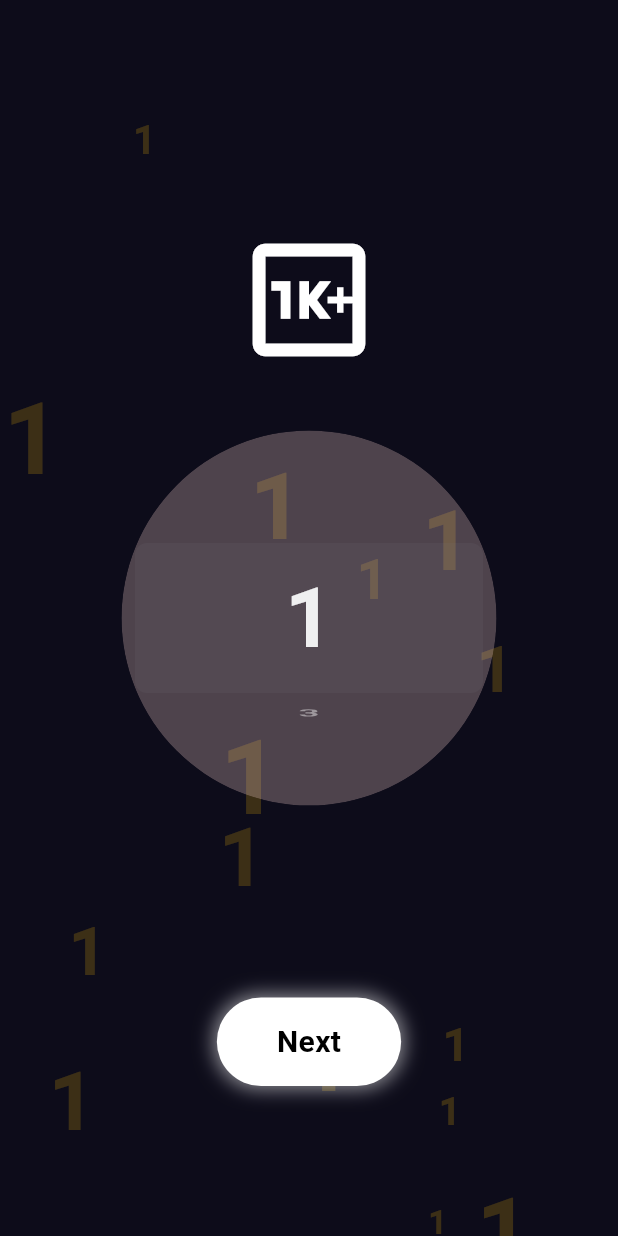
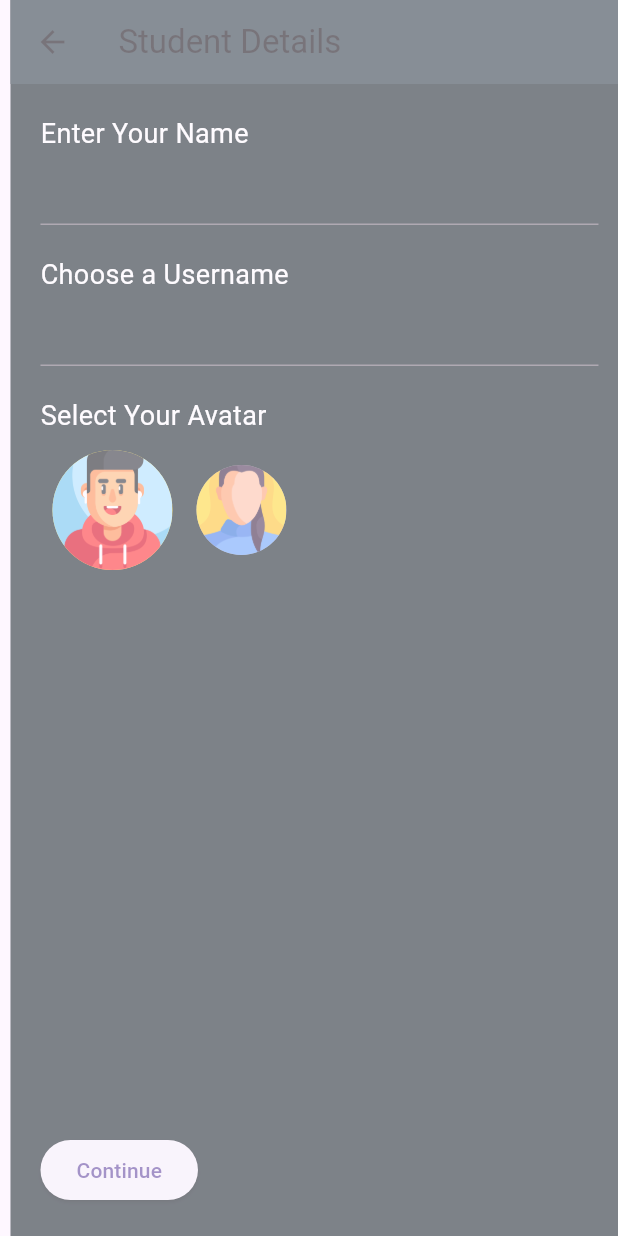
Before and after one commit to arshceo/bharat_ace, a Flutter app: the StudentQueryScreen screen opened directly, after a tap on "Next", on a phone screen of 412 x 824 dp. Run offline on Flutter 3.47's test engine with Material 3 defaults, Android fonts, the light colour scheme and no system bars; our stand-ins replace animated_text_kit, confetti, flutter_animate, flutter_riverpod, google_fonts, smooth_page_indicator; missing offline and left inert: flutter_glow.

Commit message:
class selection improved

```diff
--- /dev/null
+++ b/lib/screens/student_details_screen.dart
@@ -0,0 +1,92 @@
+import 'package:flutter/material.dart';
+
+class StudentDetailsScreen extends StatefulWidget {
+  const StudentDetailsScreen({super.key});
+
+  @override
+  _StudentDetailsScreenState createState() => _StudentDetailsScreenState();
+}
+
+class _StudentDetailsScreenState extends State<StudentDetailsScreen> {
+  final TextEditingController _nameController = TextEditingController();
+  final TextEditingController _usernameController = TextEditingController();
+  int _selectedAvatar = 0;
+
+  final List<String> _avatars = [
+    'assets/avatars/male_avatar.png',
+    'assets/avatars/female_avatar.png',
+    // 'assets/avatars/avatar3.png',
+    // 'assets/avatars/avatar4.png',
+    // 'assets/avatars/avatar5.png',
+  ];
+
+  void _onAvatarSelected(int index) {
+    setState(() {
+      _selectedAvatar = index;
+    });
+  }
+
+  void _submitDetails() {
+    // Process student details (save to database or move to next step)
+  }
+
+  @override
+  Widget build(BuildContext context) {
+    return Scaffold(
+      backgroundColor: Colors.blueGrey[900],
+      appBar: AppBar(
+        title: const Text("Student Details"),
+        backgroundColor: Colors.blueGrey[800],
+      ),
+      body: Padding(
+        padding: const EdgeInsets.all(20.0),
+        child: Column(
+          crossAxisAlignment: CrossAxisAlignment.start,
+          children: [
+            const Text("Enter Your Name",
+                style: TextStyle(color: Colors.white, fontSize: 18)),
+            TextField(
+                controller: _nameController,
+                style: TextStyle(color: Colors.white)),
+            const SizedBox(height: 20),
+            const Text("Choose a Username",
+                style: TextStyle(color: Colors.white, fontSize: 18)),
+            TextField(
+                controller: _usernameController,
+                style: TextStyle(color: Colors.white)),
+            const SizedBox(height: 20),
+            const Text("Select Your Avatar",
+                style: TextStyle(color: Colors.white, fontSize: 18)),
+            SizedBox(
+              height: 100,
+              child: ListView.builder(
+                scrollDirection: Axis.horizontal,
+                itemCount: _avatars.length,
+                itemBuilder: (context, index) {
+                  return GestureDetector(
+                    onTap: () => _onAvatarSelected(index),
+                    child: Padding(
+                      padding: const EdgeInsets.all(8.0),
+                      child: CircleAvatar(
+                        backgroundImage: AssetImage(_avatars[index]),
+                        radius: _selectedAvatar == index ? 40 : 30,
+                        backgroundColor: _selectedAvatar == index
+                            ? Colors.yellow
+                            : Colors.grey,
+                      ),
+                    ),
+                  );
+                },
+              ),
+            ),
+            const Spacer(),
+            ElevatedButton(
+              onPressed: _submitDetails,
+              child: const Text("Continue"),
+            ),
+          ],
+        ),
+      ),
+    );
+  }
+}
--- a/lib/screens/student_query_screen.dart
+++ b/lib/screens/student_query_screen.dart
@@ -1,7 +1,10 @@
 import 'package:bharat_ace/common/app_theme.dart';
+import 'package:bharat_ace/screens/student_details_screen.dart';
+import 'package:bharat_ace/widgets/floating_particles.dart';
 import 'package:flutter/cupertino.dart';
 import 'package:flutter/material.dart';
 import 'dart:math';
+import 'dart:ui';
 
 class StudentQueryScreen extends StatefulWidget {
   const StudentQueryScreen({super.key});
@@ -10,11 +13,14 @@ class StudentQueryScreen extends StatefulWidget {
   _StudentQueryScreenState createState() => _StudentQueryScreenState();
 }
 
-class _StudentQueryScreenState extends State<StudentQueryScreen> {
-  int _selectedClass = 0; // Default class index
+class _StudentQueryScreenState extends State<StudentQueryScreen>
+    with TickerProviderStateMixin {
+  int _selectedClass = 0;
   final Random _random = Random();
-
-  final Color _secondaryColor = AppTheme.secondaryColor;
+  late AnimationController _swirlController;
+  late Animation<double> _twistAnimation;
+  late Animation<double> _scaleAnimation;
+  bool _isAnimating = false;
 
   final List<IconData> _classIcons = [
     Icons.one_k_plus_outlined,
@@ -46,6 +52,27 @@ class _StudentQueryScreenState extends State<StudentQueryScreen> {
     "12"
   ];
 
+  @override
+  void initState() {
+    super.initState();
+    _swirlController = AnimationController(
+      vsync: this,
+      duration: const Duration(milliseconds: 800),
+    );
+
+    _twistAnimation = Tween<double>(begin: 0.0, end: 2.0 * pi).animate(
+        CurvedAnimation(parent: _swirlController, curve: Curves.easeInOut));
+
+    _scaleAnimation = Tween<double>(begin: 1.0, end: 0.2).animate(
+        CurvedAnimation(parent: _swirlController, curve: Curves.easeInOut));
+  }
+
+  @override
+  void dispose() {
+    _swirlController.dispose();
+    super.dispose();
+  }
+
   List<Widget> _generateScatteredNumbers() {
     return List.generate(15, (index) {
       return AnimatedPositioned(
@@ -53,33 +80,62 @@ class _StudentQueryScreenState extends State<StudentQueryScreen> {
         curve: Curves.easeInOut,
         left: _random.nextDouble() * MediaQuery.of(context).size.width,
         top: _random.nextDouble() * MediaQuery.of(context).size.height,
-        child: Text(
-          _classLabels[_selectedClass], // Only the digit is displayed
-          style: TextStyle(
-            fontSize: _random.nextDouble() * 50 + 20,
-            fontWeight: FontWeight.bold,
-            color: Colors.amber.withAlpha(50),
+        child: Transform.rotate(
+          angle: _twistAnimation.value,
+          child: Text(
+            _classLabels[_selectedClass],
+            style: TextStyle(
+              fontSize: _random.nextDouble() * 50 + 20,
+              fontWeight: FontWeight.bold,
+              color: Colors.amber.withAlpha(50),
+            ),
           ),
         ),
       );
     });
   }
 
+  void _goToUserDetailsScreen() {
+    setState(() {
+      _isAnimating = true;
+    });
+    _swirlController.forward().then((_) {
+      Navigator.push(
+        context,
+        MaterialPageRoute(builder: (context) => const StudentDetailsScreen()),
+      ).then((_) {
+        setState(() {
+          _isAnimating = false;
+          _swirlController.reverse();
+        });
+      });
+    });
+  }
+
   @override
   Widget build(BuildContext context) {
     return Scaffold(
-      body: AnimatedContainer(
-        duration: const Duration(milliseconds: 500),
-        curve: Curves.easeInOut,
-        width: double.infinity,
-        height: double.infinity,
-        color: _secondaryColor,
+      body: AnimatedBuilder(
+        animation: _swirlController,
+        builder: (context, child) {
+          return Transform.scale(
+            scale: _scaleAnimation.value,
+            child: Transform.rotate(
+              angle: _twistAnimation.value,
+              child: child,
+            ),
+          );
+        },
         child: Stack(
           children: [
-            // Scattered Numbers Background
+            Positioned.fill(
+              child: Container(color: AppTheme.secondaryColor),
+            ),
+            Positioned.fill(
+              child: FloatingParticles(
+                  numParticles: 40, particleColor: Colors.white30),
+            ),
             Stack(children: _generateScatteredNumbers()),
-
-            // Icon Above Picker
             Align(
               alignment: Alignment.topCenter,
               child: Padding(
@@ -91,8 +147,6 @@ class _StudentQueryScreenState extends State<StudentQueryScreen> {
                 ),
               ),
             ),
-
-            // Main UI - Circular Picker
             Center(
               child: ClipOval(
                 child: Container(
@@ -133,16 +187,12 @@ class _StudentQueryScreenState extends State<StudentQueryScreen> {
                 ),
               ),
             ),
-
-            // Glowing Next Button
             Align(
               alignment: Alignment.bottomCenter,
               child: Padding(
                 padding: const EdgeInsets.only(bottom: 100),
                 child: GestureDetector(
-                  onTap: () {
-                    // Handle Next Button Press
-                  },
+                  onTap: _isAnimating ? null : _goToUserDetailsScreen,
                   child: Container(
                     padding: const EdgeInsets.symmetric(
                         vertical: 15, horizontal: 40),
--- a/pubspec.yaml
+++ b/pubspec.yaml
@@ -68,8 +68,9 @@ flutter:
   uses-material-design: true
 
   # To add assets to your application, add an assets section, like this:
-  # assets:
-  #   - images/a_dot_burr.jpeg
+  assets:
+    # - images/a_dot_burr.jpeg
+    - assets/avatars/
   #   - images/a_dot_ham.jpeg
 
   # An image asset can refer to one or more resolution-specific "variants", see
```
Also changed, not shown: lib/screens/onboarding_screen.dart (+35 -4 lines), lib/widgets/glowing_button.dart (+50 -12 lines), lib/widgets/onboard_students_details/class_picker_widget.dart (added, +98 -0 lines), assets/avatars/female_avatar.png (added), assets/avatars/male_avatar.png (added), assets/avatars/woman (1).png (added), 12 other files.
